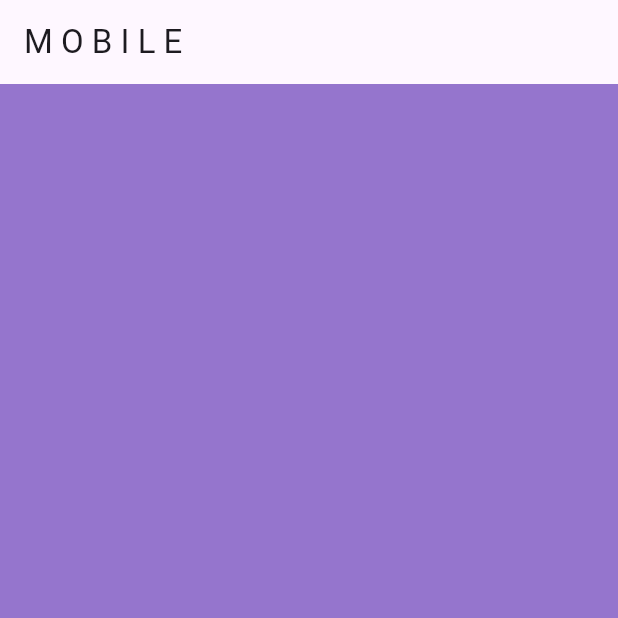
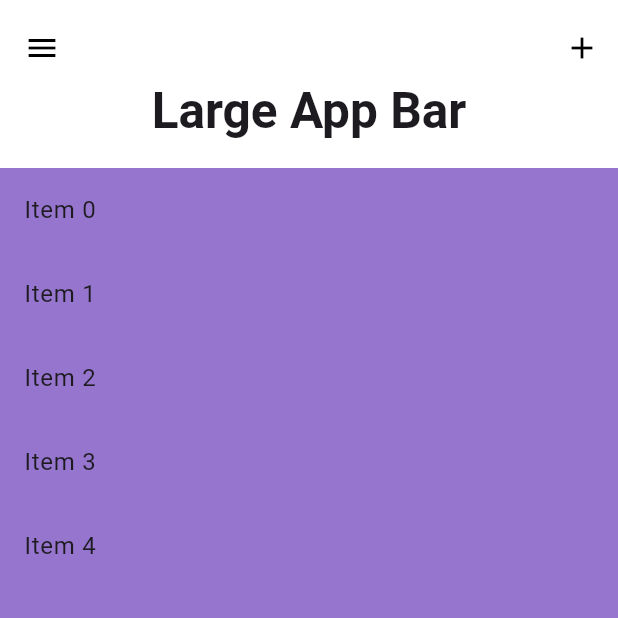
Before and after one commit to mismail26934-hub/ToolStore, a Flutter app: the screen it shows after launch, on a phone screen of 412 x 824 dp, the top half of it. Run offline on Flutter 3.47's test engine with Material 3 defaults, Android fonts, the phone set to English and light mode, and no system bars; our stand-ins replace google_fonts.

Commit message:
Update navbar & menu

```diff
--- /dev/null
+++ b/tool_store_app/lib/controller/api_url/api.dart
@@ -0,0 +1,3 @@
+class ApiUrl {
+  static String server = 'http://192.168.1.12/';
+}
--- a/tool_store_app/lib/main.dart
+++ b/tool_store_app/lib/main.dart
@@ -15,6 +15,10 @@ class MyApp extends StatefulWidget {
 class _MyAppState extends State<MyApp> {
   @override
   Widget build(BuildContext context) {
-    return MaterialApp(debugShowCheckedModeBanner: false, home: Home());
+    return MaterialApp(
+      debugShowCheckedModeBanner: false,
+      home: Home(),
+      theme: ThemeData(useMaterial3: true),
+    );
   }
 }
--- /dev/null
+++ b/tool_store_app/lib/view/menu/tool_data.dart
@@ -0,0 +1,70 @@
+import 'package:flutter/material.dart';
+import 'package:google_fonts/google_fonts.dart';
+
+class ToolData extends StatefulWidget {
+  const ToolData({super.key});
+
+  @override
+  State<ToolData> createState() => _ToolDataState();
+}
+
+class _ToolDataState extends State<ToolData> {
+  int _itemCount = 5;
+
+  void _addItem() {
+    setState(() {
+      _itemCount++;
+    });
+  }
+
+  @override
+  Widget build(BuildContext context) {
+    return Scaffold(
+      backgroundColor: Colors.deepPurple[300],
+      body: CustomScrollView(
+        slivers: [
+          SliverAppBar.medium(
+            centerTitle: true,
+            pinned: true,
+            stretch: true,
+            backgroundColor: Colors.white,
+            foregroundColor: Colors.black,
+            shadowColor: Colors.white,
+            surfaceTintColor: Colors.white,
+            leading: IconButton(onPressed: () {}, icon: Icon(Icons.menu)),
+            title: Text(
+              '',
+              style: GoogleFonts.robotoFlex().copyWith(
+                fontWeight: FontWeight.bold,
+              ),
+            ),
+            flexibleSpace: FlexibleSpaceBar(
+              centerTitle: true,
+              stretchModes: [StretchMode.fadeTitle],
+              title: Text(
+                'Large App Bar',
+                style: GoogleFonts.robotoFlex().copyWith(
+                  fontWeight: FontWeight.bold,
+                ),
+              ),
+            ),
+            actions: [
+              IconButton(
+                onPressed: () {
+                  _addItem();
+                },
+                icon: Icon(Icons.add),
+              ),
+            ],
+          ),
+          SliverList.builder(
+            itemCount: _itemCount,
+            itemBuilder: (BuildContext context, int index) {
+              return ListTile(title: Text('Item $index'));
+            },
+          ),
+        ],
+      ),
+    );
+  }
+}
--- a/tool_store_app/lib/view/responsive/dekstop_layout.dart
+++ b/tool_store_app/lib/view/responsive/dekstop_layout.dart
@@ -1,4 +1,5 @@
 import 'package:flutter/material.dart';
+import 'package:tool_store_app/view/menu/tool_data.dart';
 
 class DekstopLayout extends StatefulWidget {
   const DekstopLayout({super.key});
@@ -10,9 +11,6 @@ class DekstopLayout extends StatefulWidget {
 class _DekstopLayoutState extends State<DekstopLayout> {
   @override
   Widget build(BuildContext context) {
-    return Scaffold(
-      backgroundColor: Colors.green[300],
-      appBar: AppBar(title: Text("D E K S T O P")),
-    );
+    return ToolData();
   }
 }
--- a/tool_store_app/lib/view/responsive/mobil_layout.dart
+++ b/tool_store_app/lib/view/responsive/mobil_layout.dart
@@ -1,4 +1,5 @@
 import 'package:flutter/material.dart';
+import 'package:tool_store_app/view/menu/tool_data.dart';
 
 class MobilLayout extends StatefulWidget {
   const MobilLayout({super.key});
@@ -10,9 +11,6 @@ class MobilLayout extends StatefulWidget {
 class _MobilLayoutState extends State<MobilLayout> {
   @override
   Widget build(BuildContext context) {
-    return Scaffold(
-      backgroundColor: Colors.deepPurple[300],
-      appBar: AppBar(title: Text("M O B I L E")),
-    );
+    return ToolData();
   }
 }
--- a/tool_store_app/pubspec.yaml
+++ b/tool_store_app/pubspec.yaml
@@ -34,6 +34,7 @@ dependencies:
   # The following adds the Cupertino Icons font to your application.
   # Use with the CupertinoIcons class for iOS style icons.
   cupertino_icons: ^1.0.8
+  google_fonts: ^8.0.2
 
 dev_dependencies:
   flutter_test:
@@ -46,7 +47,6 @@ dev_dependencies:
   # rules and activating additional ones.
   flutter_lints: ^6.0.0
   flutter_launcher_icons: ^0.14.4
-  google_fonts: ^8.0.2
 
 # For information on the generic Dart part of this file, see the
 # following page: https://dart.dev/tools/pub/pubspec
```
Also changed, not shown: tool_store_app/lib/controller/api_url/post_list.dart (added, +29 -0 lines), tool_store_app/lib/view/navbar/sliver_appbars.dart (added, +48 -0 lines), tool_store_app/pubspec.lock.
